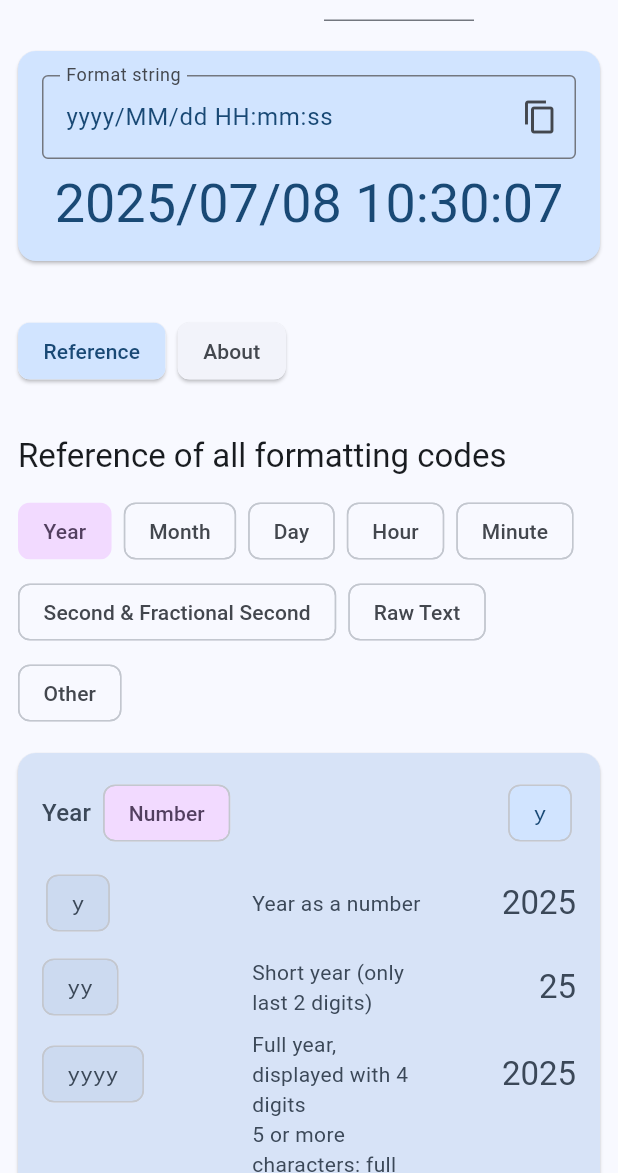
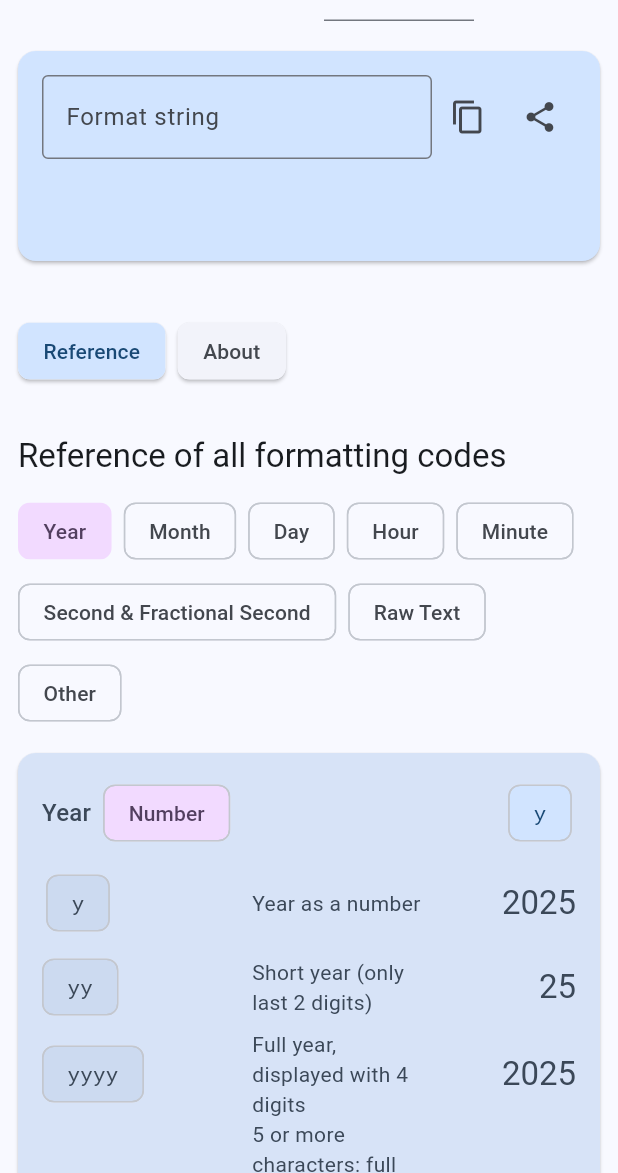
Before and after one commit to ffelixm/date-format-playground, a Flutter app: the screen it shows after launch, on a phone screen of 412 x 824 dp, the part 63-1236 px from its top. Run offline on Flutter 3.47's test engine with Material 3 defaults, Android fonts, the phone set to English and light mode, and no system bars; our stand-ins replace shared_preferences, web.

Commit message:
Set playground input content from url param if available and add option to copy share url

```diff
--- a/lib/ui/home/playground_card.dart
+++ b/lib/ui/home/playground_card.dart
@@ -1,4 +1,5 @@
 import 'package:date_format_playground/ui/dateformat_update_ticker.dart';
+import 'package:date_format_playground/utils/web_utils.dart';
 import 'package:flutter/material.dart';
 import 'package:flutter/services.dart';
 import 'package:intl/intl.dart';
@@ -16,7 +17,25 @@ class PlaygroundCard extends StatefulWidget {
 }
 
 class _PlaygroundCardState extends State<PlaygroundCard> {
-  final dateFormatController = TextEditingController(text: "yyyy/MM/dd HH:mm:ss");
+  final dateFormatController = TextEditingController();
+
+  @override
+  void initState() {
+    super.initState();
+
+    final formatParam = getFormatParam();
+    if (formatParam != null) {
+      dateFormatController.text = formatParam;
+    }
+
+    dateFormatController.addListener(() => updateFormatParam(dateFormatController.text));
+  }
+
+  @override
+  void dispose() {
+    dateFormatController.dispose();
+    super.dispose();
+  }
 
   @override
   Widget build(BuildContext context) {
@@ -29,21 +48,33 @@ class _PlaygroundCardState extends State<PlaygroundCard> {
         child: Column(
           spacing: 8,
           children: [
-            TextField(
+            Row(
+              children: [
+                Expanded(
+                  child: TextField(
                     decoration: InputDecoration(
                       border: OutlineInputBorder(),
                       labelText: "Format string",
                       hintText: "yyyy/MM/dd HH:mm:ss",
-                suffixIcon: IconButton(
+                    ),
+                    style: TextStyle(color: theme.colorScheme.onPrimaryContainer),
+                    controller: dateFormatController,
+                    onChanged: (value) => setState(() {}),
+                  ),
+                ),
+                IconButton(
                   icon: Icon(Icons.copy),
                   onPressed: () {
                     Clipboard.setData(ClipboardData(text: dateFormatController.text));
                   },
                 ),
-              ),
-              style: TextStyle(color: theme.colorScheme.onPrimaryContainer),
-              controller: dateFormatController,
-              onChanged: (value) => setState(() {}),
+                IconButton(
+                  onPressed: () {
+                    Clipboard.setData(ClipboardData(text: getFormatShareUrl(dateFormatController.text)));
+                  },
+                  icon: Icon(Icons.share),
+                )
+              ],
             ),
             ValueListenableBuilder(
               valueListenable: DateFormatUpdateTicker().currentDateTime,
```
Lines whose indentation alone changed are shown as unchanged.
